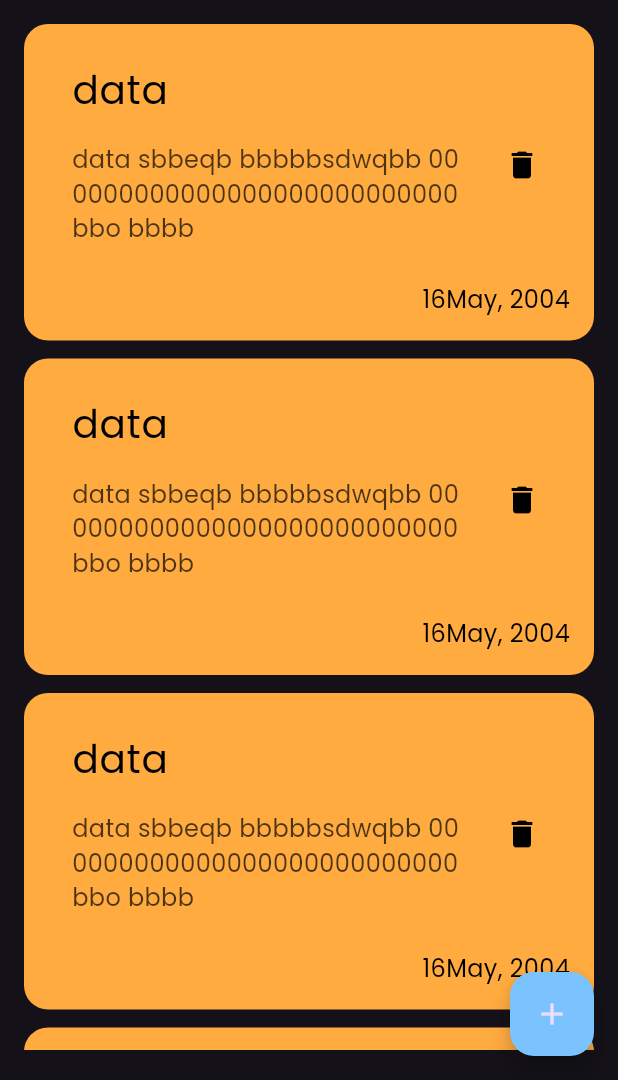
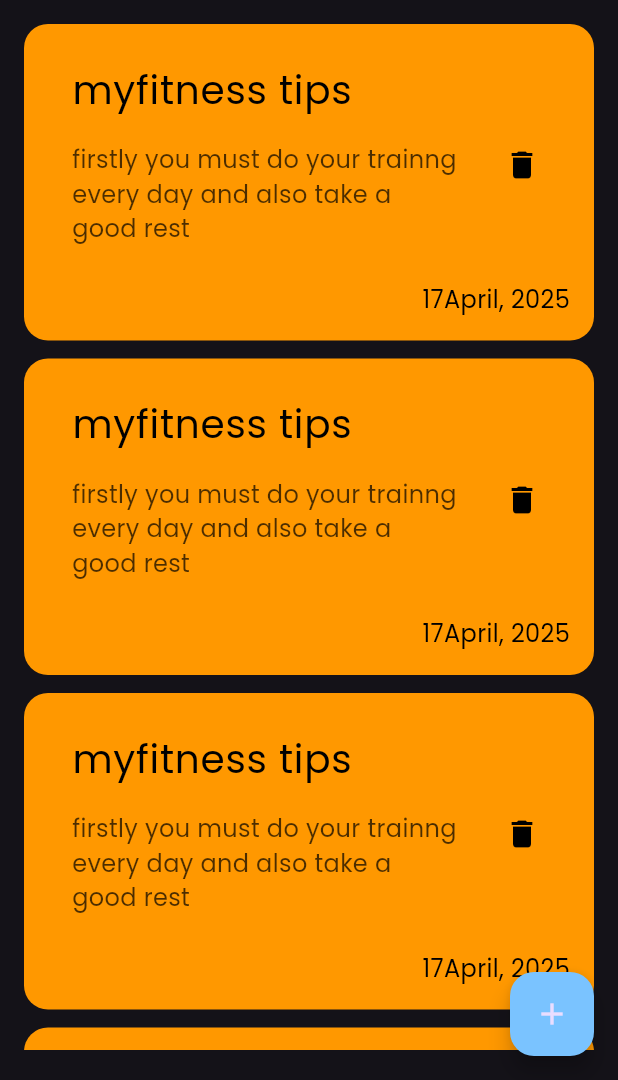
Before and after one commit to mohamedagm/notes_v1, a Flutter app: the screen it shows after launch, on a phone screen of 412 x 824 dp, the part 156-1236 px from its top. Run offline on Flutter 3.47's test engine with Material 3 defaults, Android fonts, the phone set to English and light mode, and no system bars; our stand-ins replace bloc, flutter_bloc, hive, hive_flutter; accounts and stored records are empty.

Commit message:
refactor NotesItem to accept NoteModel and display dynamic content

```diff
--- a/lib/views/widgets/notes_item.dart
+++ b/lib/views/widgets/notes_item.dart
@@ -1,8 +1,10 @@
 import 'package:flutter/material.dart';
+import 'package:notes_v1/models/note_model.dart';
 import 'package:notes_v1/views/edit_note_view.dart';
 
 class NotesItem extends StatelessWidget {
-  const NotesItem({super.key});
+  const NotesItem({super.key, required this.notemodel});
+  final NoteModel notemodel;
 
   @override
   Widget build(BuildContext context) {
@@ -22,7 +24,7 @@ class NotesItem extends StatelessWidget {
         child: Container(
           padding: EdgeInsets.only(left: 16, top: 16, bottom: 16),
           decoration: BoxDecoration(
-            color: Colors.orangeAccent,
+            color: Color(notemodel.color),
             borderRadius: BorderRadius.circular(16),
           ),
 
@@ -32,13 +34,13 @@ class NotesItem extends StatelessWidget {
               ListTile(
                 //tileColor: Colors.orangeAccent,
                 title: Text(
-                  'data',
+                  notemodel.title,
                   style: TextStyle(color: Colors.black, fontSize: 26),
                 ),
                 subtitle: Padding(
                   padding: const EdgeInsets.symmetric(vertical: 16),
                   child: Text(
-                    'data sbbeqb bbbbbsdwqbb 000000000000000000000000000bbo bbbb',
+                    notemodel.content,
                     style: TextStyle(
                       color: const Color.fromRGBO(0, 0, 0, 0.7),
                       fontSize: 16,
@@ -53,7 +55,7 @@ class NotesItem extends StatelessWidget {
               Padding(
                 padding: const EdgeInsets.only(right: 16),
                 child: Text(
-                  '16May, 2004',
+                  notemodel.date,
                   style: TextStyle(color: Colors.black, fontSize: 16),
                 ),
               ),
--- a/lib/views/widgets/notes_list.dart
+++ b/lib/views/widgets/notes_list.dart
@@ -1,4 +1,5 @@
 import 'package:flutter/material.dart';
+import 'package:notes_v1/models/note_model.dart';
 import 'package:notes_v1/views/widgets/notes_item.dart';
 
 class NotesList extends StatelessWidget {
@@ -11,7 +12,15 @@ class NotesList extends StatelessWidget {
       child: ListView.builder(
         padding: EdgeInsets.zero,
         itemBuilder: (context, index) {
-          return const NotesItem();
+          return NotesItem(
+            notemodel: NoteModel(
+              title: 'myfitness tips',
+              content:
+                  'firstly you must do your trainng every day and also take a good rest',
+              color: 0xFFFF9800,
+              date: '17April, 2025',
+            ),
+          );
         },
       ),
     );
```
